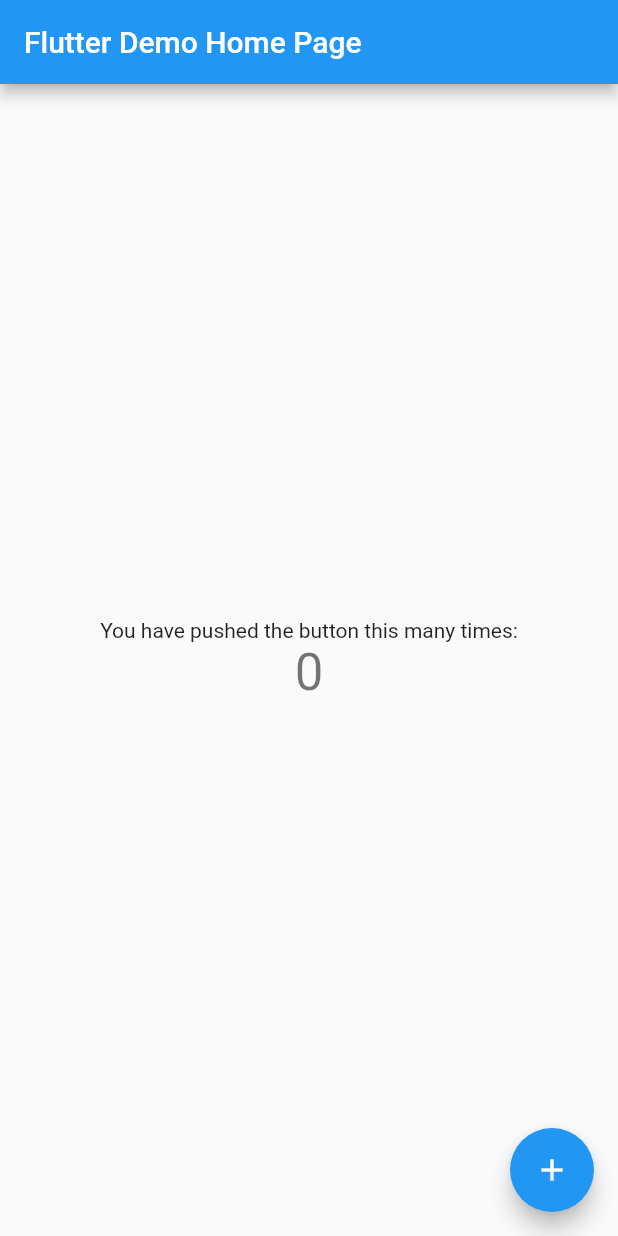
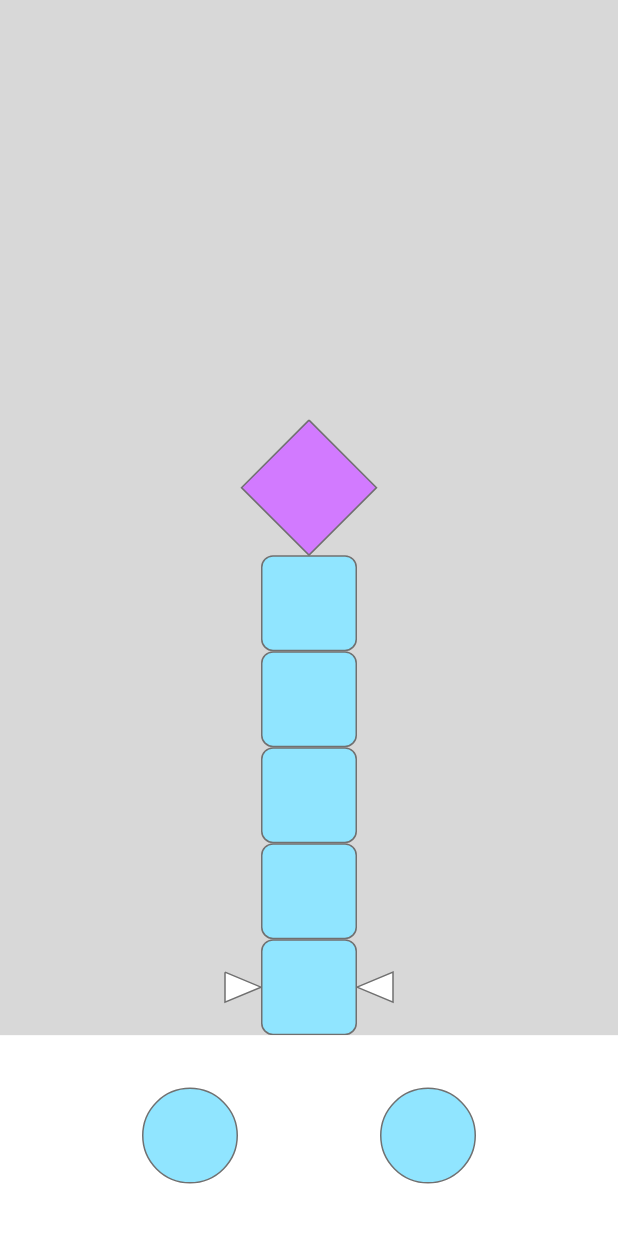
Before and after one commit to iEmDevX/tower-block-test, a Flutter app: the screen it shows after launch, on a phone screen of 412 x 824 dp. Run offline on Flutter 3.47's test engine with Material 2 defaults, Android fonts, the phone set to English and light mode, and no system bars.

Commit message:
add shape and layout

```diff
--- /dev/null
+++ b/lib/color_constant.dart
@@ -0,0 +1,10 @@
+import 'package:flutter/material.dart';
+
+class ColorConstatnt {
+  static const Color grayBG = Color(0xFFD8D8D8);
+
+  static const Color purple = Color(0xFFD27AFF);
+  static const Color blue = Color(0xFF90E5FF);
+  static const Color pink = Color(0xFFF9DFFF);
+  static const Color border = Color(0xFF707070);
+}
--- a/lib/main.dart
+++ b/lib/main.dart
@@ -1,4 +1,5 @@
 import 'package:flutter/material.dart';
+import 'package:tower_block_test/color_constant.dart';
 
 void main() {
   runApp(const MyApp());
@@ -7,109 +8,252 @@
 class MyApp extends StatelessWidget {
   const MyApp({Key? key}) : super(key: key);
 
-  // This widget is the root of your application.
   @override
   Widget build(BuildContext context) {
     return MaterialApp(
       title: 'Flutter Demo',
       theme: ThemeData(
-        // This is the theme of your application.
-        //
-        // Try running your application with "flutter run". You'll see the
-        // application has a blue toolbar. Then, without quitting the app, try
-        // changing the primarySwatch below to Colors.green and then invoke
-        // "hot reload" (press "r" in the console where you ran "flutter run",
-        // or simply save your changes to "hot reload" in a Flutter IDE).
-        // Notice that the counter didn't reset back to zero; the application
-        // is not restarted.
         primarySwatch: Colors.blue,
       ),
-      home: const MyHomePage(title: 'Flutter Demo Home Page'),
+      home: const MainUI(),
     );
   }
 }
 
-class MyHomePage extends StatefulWidget {
-  const MyHomePage({Key? key, required this.title}) : super(key: key);
-
-  // This widget is the home page of your application. It is stateful, meaning
-  // that it has a State object (defined below) that contains fields that affect
-  // how it looks.
-
-  // This class is the configuration for the state. It holds the values (in this
-  // case the title) provided by the parent (in this case the App widget) and
-  // used by the build method of the State. Fields in a Widget subclass are
-  // always marked "final".
-
-  final String title;
+class MainUI extends StatelessWidget {
+  const MainUI({Key? key}) : super(key: key);
 
   @override
-  State<MyHomePage> createState() => _MyHomePageState();
+  Widget build(BuildContext context) {
+    var height = MediaQuery.of(context).size.height;
+    return Scaffold(
+      backgroundColor: ColorConstatnt.grayBG,
+      body: Column(
+        children: [
+          Expanded(
+            child: Column(
+              mainAxisAlignment: MainAxisAlignment.end,
+              children: [
+                CustomPaint(
+                  painter: DiamondPainter(
+                    strokeColor: ColorConstatnt.border,
+                    fillColor: ColorConstatnt.purple,
+                    strokeWidth: 1,
+                  ),
+                  child: Container(
+                    height: 90,
+                    width: 90,
+                  ),
+                ),
+                Container(
+                  height: 64,
+                  width: 64,
+                  decoration: BoxDecoration(
+                    color: ColorConstatnt.blue,
+                    border: Border.all(color: ColorConstatnt.border),
+                    borderRadius: BorderRadius.circular(8),
+                  ),
+                ),
+                Container(
+                  height: 64,
+                  width: 64,
+                  decoration: BoxDecoration(
+                    color: ColorConstatnt.blue,
+                    border: Border.all(color: ColorConstatnt.border),
+                    borderRadius: BorderRadius.circular(8),
+                  ),
+                ),
+                Container(
+                  height: 64,
+                  width: 64,
+                  decoration: BoxDecoration(
+                    color: ColorConstatnt.blue,
+                    border: Border.all(color: ColorConstatnt.border),
+                    borderRadius: BorderRadius.circular(8),
+                  ),
+                ),
+                Container(
+                  height: 64,
+                  width: 64,
+                  decoration: BoxDecoration(
+                    color: ColorConstatnt.blue,
+                    border: Border.all(color: ColorConstatnt.border),
+                    borderRadius: BorderRadius.circular(8),
+                  ),
+                ),
+                Row(
+                  mainAxisAlignment: MainAxisAlignment.center,
+                  children: [
+                    CustomPaint(
+                      painter: TrianglePainter(
+                        strokeWidth: 1,
+                      ),
+                      child: const SizedBox(
+                        height: 20,
+                        width: 24,
+                      ),
+                    ),
+                    Container(
+                      height: 64,
+                      width: 64,
+                      decoration: BoxDecoration(
+                        color: ColorConstatnt.blue,
+                        border: Border.all(color: ColorConstatnt.border),
+                        borderRadius: BorderRadius.circular(8),
+                      ),
+                    ),
+                    CustomPaint(
+                      painter: TrianglePainter(
+                        triangleShape: TriangleShape.baseRight,
+                        strokeWidth: 1,
+                      ),
+                      child: const SizedBox(
+                        height: 20,
+                        width: 24,
+                      ),
+                    ),
+                  ],
+                ),
+              ],
+            ),
+          ),
+          Container(
+            height: height / 100 * 16.25,
+            color: Colors.white,
+            child: Row(
+              mainAxisAlignment: MainAxisAlignment.spaceEvenly,
+              children: [
+                Container(
+                  height: 64,
+                  width: 64,
+                  decoration: BoxDecoration(
+                    color: ColorConstatnt.blue,
+                    shape: BoxShape.circle,
+                    border: Border.all(color: ColorConstatnt.border),
+                  ),
+                ),
+                Container(
+                  height: 64,
+                  width: 64,
+                  decoration: BoxDecoration(
+                    color: ColorConstatnt.blue,
+                    shape: BoxShape.circle,
+                    border: Border.all(color: ColorConstatnt.border),
+                  ),
+                ),
+              ],
+            ),
+          ),
+        ],
+      ),
+    );
+  }
 }
 
-class _MyHomePageState extends State<MyHomePage> {
-  int _counter = 0;
+enum TriangleShape { baseLeft, baseRight }
 
-  void _incrementCounter() {
-    setState(() {
-      // This call to setState tells the Flutter framework that something has
-      // changed in this State, which causes it to rerun the build method below
-      // so that the display can reflect the updated values. If we changed
-      // _counter without calling setState(), then the build method would not be
-      // called again, and so nothing would appear to happen.
-      _counter++;
-    });
+class TrianglePainter extends CustomPainter {
+  final Color fillColor;
+  final Color strokeColor;
+  final double strokeWidth;
+  final TriangleShape triangleShape;
+
+  TrianglePainter({
+    this.fillColor = Colors.white,
+    this.strokeColor = ColorConstatnt.border,
+    this.strokeWidth = 1,
+    this.triangleShape = TriangleShape.baseLeft,
+  }) : assert(strokeWidth >= 0);
+
+  @override
+  void paint(Canvas canvas, Size size) {
+    Path path = getTrianglePath(size.width, size.height);
+    Paint paintFill = Paint()
+      ..color = fillColor
+      ..strokeWidth = strokeWidth
+      ..style = PaintingStyle.fill;
+
+    canvas.drawPath(path, paintFill);
+
+    Paint paintStroke = Paint()
+      ..color = strokeColor
+      ..strokeWidth = strokeWidth
+      ..style = PaintingStyle.stroke;
+
+    canvas.drawPath(path, paintStroke);
+  }
+
+  Path getTrianglePath(double x, double y) {
+    if (triangleShape == TriangleShape.baseLeft) {
+      return Path()
+        ..moveTo(0, 0)
+        ..lineTo(0, y)
+        ..lineTo(x, y / 2)
+        ..lineTo(0, 0);
+    } else if (triangleShape == TriangleShape.baseRight) {
+      return Path()
+        ..moveTo(0, y / 2)
+        ..lineTo(x, y)
+        ..lineTo(x, 0)
+        ..lineTo(0, y / 2);
+    }
+    return Path()
+      ..moveTo(0, 0)
+      ..lineTo(0, y)
+      ..lineTo(x, y / 2)
+      ..lineTo(0, 0);
   }
 
   @override
-  Widget build(BuildContext context) {
-    // This method is rerun every time setState is called, for instance as done
-    // by the _incrementCounter method above.
-    //
-    // The Flutter framework has been optimized to make rerunning build methods
-    // fast, so that you can just rebuild anything that needs updating rather
-    // than having to individually change instances of widgets.
-    return Scaffold(
-      appBar: AppBar(
-        // Here we take the value from the MyHomePage object that was created by
-        // the App.build method, and use it to set our appbar title.
-        title: Text(widget.title),
-      ),
-      body: Center(
-        // Center is a layout widget. It takes a single child and positions it
-        // in the middle of the parent.
-        child: Column(
-          // Column is also a layout widget. It takes a list of children and
-          // arranges them vertically. By default, it sizes itself to fit its
-          // children horizontally, and tries to be as tall as its parent.
-          //
-          // Invoke "debug painting" (press "p" in the console, choose the
-          // "Toggle Debug Paint" action from the Flutter Inspector in Android
-          // Studio, or the "Toggle Debug Paint" command in Visual Studio Code)
-          // to see the wireframe for each widget.
-          //
-          // Column has various properties to control how it sizes itself and
-          // how it positions its children. Here we use mainAxisAlignment to
-          // center the children vertically; the main axis here is the vertical
-          // axis because Columns are vertical (the cross axis would be
-          // horizontal).
-          mainAxisAlignment: MainAxisAlignment.center,
-          children: <Widget>[
-            const Text(
-              'You have pushed the button this many times:',
-            ),
-            Text(
-              '$_counter',
-              style: Theme.of(context).textTheme.headline4,
-            ),
-          ],
-        ),
-      ),
-      floatingActionButton: FloatingActionButton(
-        onPressed: _incrementCounter,
-        tooltip: 'Increment',
-        child: const Icon(Icons.add),
-      ), // This trailing comma makes auto-formatting nicer for build methods.
-    );
+  bool shouldRepaint(TrianglePainter oldDelegate) {
+    return oldDelegate.strokeColor != strokeColor || oldDelegate.fillColor != fillColor || oldDelegate.strokeWidth != strokeWidth;
   }
 }
+
+class DiamondPainter extends CustomPainter {
+  final Color strokeColor;
+  final Color fillColor;
+  final double strokeWidth;
+
+  DiamondPainter({
+    this.strokeColor = Colors.white,
+    this.fillColor = ColorConstatnt.border,
+    this.strokeWidth = 0,
+  }) : assert(strokeWidth >= 0);
+
+  @override
+  void paint(Canvas canvas, Size size) {
+    Path path = getTrianglePath(size.width, size.height);
+
+    // Draw fill
+    Paint fillPaint = Paint()
+      ..color = fillColor
+      ..strokeWidth = strokeWidth
+      ..style = PaintingStyle.fill;
+    canvas.drawPath(path, fillPaint);
+
+    // Draw stroke
+    if (strokeWidth <= 0) return;
+
+    Paint strokePaint = Paint()
+      ..color = strokeColor
+      ..strokeWidth = strokeWidth
+      ..style = PaintingStyle.stroke;
+
+    canvas.drawPath(path, strokePaint);
+  }
+
+  Path getTrianglePath(double x, double y) {
+    return Path()
+      ..moveTo(x / 2, 0)
+      ..lineTo(0, y / 2)
+      ..lineTo(x / 2, y)
+      ..lineTo(x, y / 2)
+      ..lineTo(x / 2, 0);
+  }
+
+  @override
+  bool shouldRepaint(DiamondPainter oldDelegate) {
+    return oldDelegate.strokeColor != strokeColor || oldDelegate.fillColor != fillColor || oldDelegate.strokeWidth != strokeWidth;
+  }
+}
--- a/pubspec.yaml
+++ b/pubspec.yaml
@@ -30,9 +30,7 @@
   flutter:
     sdk: flutter
 
-
-  # The following adds the Cupertino Icons font to your application.
-  # Use with the CupertinoIcons class for iOS style icons.
+  # =====> UI
   cupertino_icons: ^1.0.2
 
 dev_dependencies:
```
